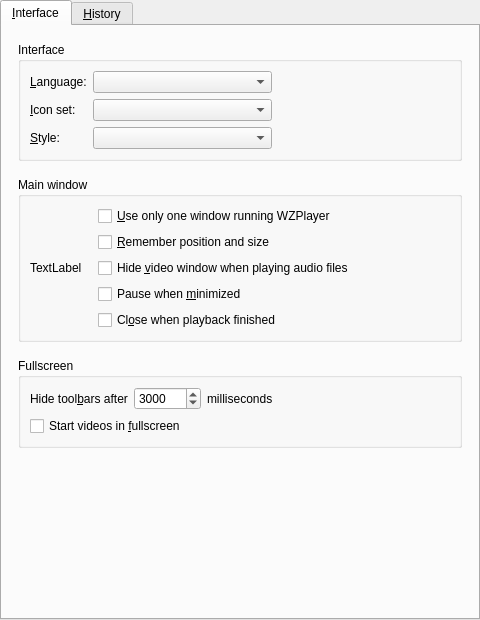
Before: the Qt Designer form src/gui/pref/interface.ui in wilbert2000/wzplayer, drawn with Qt 5.
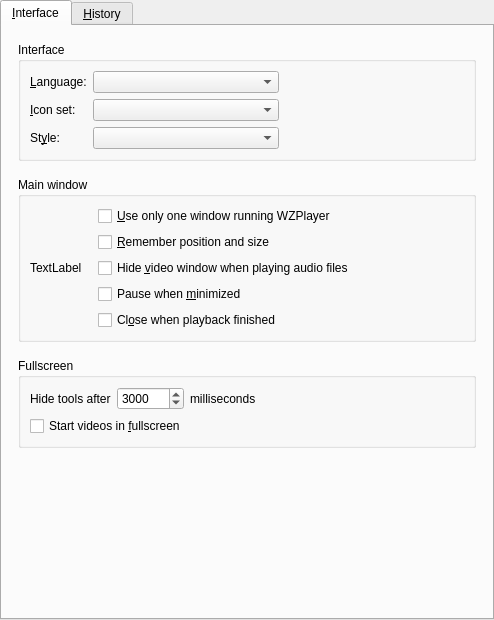
After: the same form once the commit is applied. Custom widgets are drawn as their Qt base class.

Commit message: Change description from "Hide toolbars" to "Hide tools"

```diff
--- a/src/gui/pref/interface.ui
+++ b/src/gui/pref/interface.ui
@@ -6,7 +6,7 @@
    <rect>
     <x>0</x>
     <y>0</y>
-    <width>480</width>
+    <width>494</width>
     <height>620</height>
    </rect>
   </property>
@@ -60,7 +60,7 @@
             <item row="2" column="0">
              <widget class="QLabel" name="style_label">
               <property name="text">
-               <string>&amp;Style:</string>
+               <string>St&amp;yle:</string>
               </property>
               <property name="wordWrap">
                <bool>false</bool>
@@ -228,7 +228,7 @@
             <item>
              <widget class="QLabel" name="hide_toolbars_label">
               <property name="text">
-               <string>Hide tool&amp;bars after</string>
+               <string>Hide tools after</string>
               </property>
               <property name="buddy">
                <cstring>hide_toolbars_spin</cstring>
```
Left out of the diff: 33 changed lines with no effect on the pictures.
